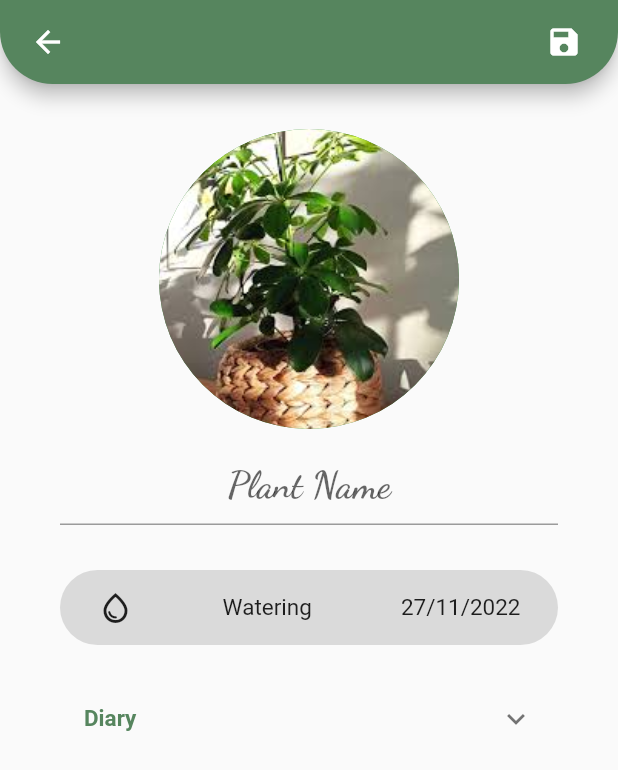
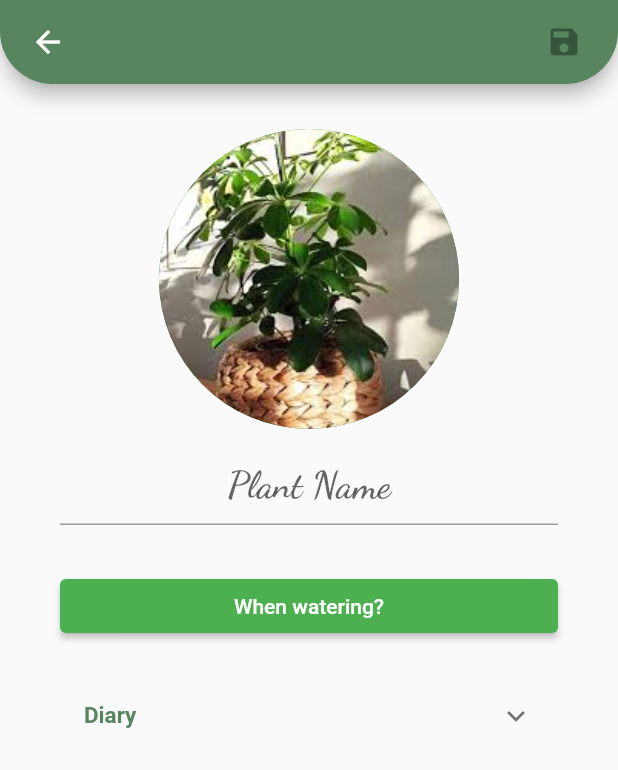
Before and after one commit to dariapichlak/gardening, a Flutter app: the AddPlantPage screen opened directly, on a phone screen of 412 x 824 dp. Shown: the top 770 px of the screen. Run offline on Flutter 3.47's test engine with Material 2 defaults, Android fonts, the phone set to English and light mode, and no system bars; our stand-ins replace bloc, cloud_firestore, curved_navigation_bar, firebase_auth, firebase_core, flutter_bloc and 2 more; missing offline and left inert: flutterfire_ui; accounts and stored records are empty.

Commit message:
Add DateTimePicker to AddPlantPage

```diff
--- /dev/null
+++ b/lib/home/models/plant_model.dart
@@ -0,0 +1,3 @@
+class PlantModel {
+
+}
--- a/lib/home/pages/plants_page_content/add_plant_page/add_plant_page.dart
+++ b/lib/home/pages/plants_page_content/add_plant_page/add_plant_page.dart
@@ -2,6 +2,7 @@ import 'package:flutter/material.dart';
 import 'package:flutter_bloc/flutter_bloc.dart';
 import 'package:gardening/home/pages/plants_page_content/add_plant_page/cubit/add_plant_page_cubit.dart';
 import 'package:google_fonts/google_fonts.dart';
+import 'package:intl/intl.dart';
 
 class AddPlantPage extends StatefulWidget {
   const AddPlantPage({
@@ -13,7 +14,8 @@ class AddPlantPage extends StatefulWidget {
 }
 
 class _AddPlantPageState extends State<AddPlantPage> {
-  var plantName = '';
+  String? _plantName;
+  DateTime? _releaseDate;
 
   @override
   Widget build(BuildContext context) {
@@ -57,16 +59,55 @@ class _AddPlantPageState extends State<AddPlantPage> {
                     padding: const EdgeInsets.symmetric(horizontal: 12.0),
                     child: IconButton(
                       icon: const Icon(Icons.save),
-                      onPressed: () {
+                      onPressed: _plantName == null || _releaseDate == null
+                          ? null
+                          : () {
                               context.read<AddPlantPageCubit>().add(
-                              plantName,
+                                    _plantName!,
+                                    _releaseDate!,
                                   );
                             },
                     ),
                   ),
                 ],
               ),
-              body: ListView(
+              body: _AddPlantPageBody(
+                onTitleChanged: (newValue) {
+                  setState(() {
+                    _plantName = newValue;
+                  });
+                },
+                onDateChanged: (newValue) {
+                  setState(() {
+                    _releaseDate = newValue;
+                  });
+                },
+                selectedDateFormatted: _releaseDate == null
+                    ? null
+                    : DateFormat.yMMMEd().format(_releaseDate!),
+              ),
+            );
+          },
+        ),
+      ),
+    );
+  }
+}
+
+class _AddPlantPageBody extends StatelessWidget {
+  const _AddPlantPageBody({
+    required this.onTitleChanged,
+    required this.onDateChanged,
+    required this.selectedDateFormatted,
+    Key? key,
+  }) : super(key: key);
+  final Function(String) onTitleChanged;
+  final Function(DateTime?) onDateChanged;
+  final String? selectedDateFormatted;
+
+  @override
+  Widget build(BuildContext context) {
+    return ListView(
       children: [
         const SizedBox(
           height: 30,
@@ -83,11 +124,7 @@ class _AddPlantPageState extends State<AddPlantPage> {
         Padding(
           padding: const EdgeInsets.symmetric(horizontal: 40.0),
           child: TextField(
-                      onChanged: (newValue) {
-                        setState(() {
-                          plantName = newValue;
-                        });
-                      },
+            onChanged: onTitleChanged,
             textAlign: TextAlign.center,
             decoration: InputDecoration(
               hintText: 'Plant Name',
@@ -104,28 +141,19 @@ class _AddPlantPageState extends State<AddPlantPage> {
         ),
         Padding(
           padding: const EdgeInsets.symmetric(horizontal: 40.0),
-                    child: Container(
-                      decoration: const BoxDecoration(
-                          color: Color.fromARGB(255, 218, 218, 218),
-                          borderRadius: BorderRadius.all(Radius.circular(35))),
-                      height: 50,
-                      child: Padding(
-                        padding: const EdgeInsets.symmetric(horizontal: 25.0),
-                        child: Row(
-                          mainAxisAlignment: MainAxisAlignment.spaceBetween,
-                          children: [
-                            const Icon(Icons.water_drop_outlined),
-                            Text(
-                              'Watering',
-                              style: GoogleFonts.roboto(fontSize: 15),
+          child: ElevatedButton(
+            onPressed: () async {
+              final selectedDate = await showDatePicker(
+                context: context,
+                initialDate: DateTime.now(),
+                firstDate: DateTime.now(),
+                lastDate: DateTime.now().add(
+                  const Duration(days: 365 * 10),
                 ),
-                            Text(
-                              '27/11/2022',
-                              style: GoogleFonts.roboto(fontSize: 15),
-                            ),
-                          ],
-                        ),
-                      ),
+              );
+              onDateChanged(selectedDate);
+            },
+            child: Text(selectedDateFormatted ?? 'When watering?'),
           ),
         ),
         const SizedBox(
@@ -155,11 +183,28 @@ class _AddPlantPageState extends State<AddPlantPage> {
           ),
         ),
       ],
-              ),
-            );
-          },
-        ),
-      ),
     );
   }
 }
+
+// child: InkWell(
+          //   child: Container(
+          //     decoration: const BoxDecoration(
+          //         color: Color.fromARGB(255, 218, 218, 218),
+          //         borderRadius: BorderRadius.all(Radius.circular(35))),
+          //     height: 50,
+          //     child: Padding(
+          //       padding: const EdgeInsets.symmetric(horizontal: 25.0),
+          //       child: Row(
+          //         mainAxisAlignment: MainAxisAlignment.spaceBetween,
+          //         children: [
+          //           const Icon(Icons.water_drop_outlined),
+          //           Text(
+          //             'Watering',
+          //             style: GoogleFonts.roboto(fontSize: 15),
+          //           ),
+          //         ],
+          //       ),
+          //     ),
+          //   ),
+          // ),
--- a/lib/home/pages/plants_page_content/add_plant_page/cubit/add_plant_page_cubit.dart
+++ b/lib/home/pages/plants_page_content/add_plant_page/cubit/add_plant_page_cubit.dart
@@ -7,10 +7,13 @@ part 'add_plant_page_state.dart';
 class AddPlantPageCubit extends Cubit<AddPlantPageState> {
   AddPlantPageCubit() : super(const AddPlantPageState());
 
-  Future<void> add(String plantName) async {
+  Future<void> add(
+    String plantName, DateTime releaseDate,
+  ) async {
     try {
       await FirebaseFirestore.instance.collection('plants').add({
         'plantName': plantName,
+        'releaseDate' : releaseDate,
       });
       emit(const AddPlantPageState(save: true));
     } catch (error) {
--- a/lib/home/pages/plants_page_content/add_plant_page/cubit/add_plant_page_state.dart
+++ b/lib/home/pages/plants_page_content/add_plant_page/cubit/add_plant_page_state.dart
@@ -1,12 +1,12 @@
 part of 'add_plant_page_cubit.dart';
 
 @immutable
- class AddPlantPageState {
-   final bool save;
+class AddPlantPageState {
+  final bool save;
   final String errorMessage;
 
   const AddPlantPageState({
     this.save = false,
     this.errorMessage = '',
   });
- }
+}
--- a/pubspec.yaml
+++ b/pubspec.yaml
@@ -44,6 +44,7 @@ dependencies:
   curved_navigation_bar: ^1.0.3
   google_fonts: ^3.0.1
   syncfusion_flutter_calendar: ^20.3.59
+  intl: ^0.17.0
 
 dev_dependencies:
   flutter_test:
```
Also changed, not shown: lib/home/pages/calendar_page_content/calendar_page_content.dart (+0 -10 lines), pubspec.lock. Lines whose indentation alone changed are shown as unchanged.
